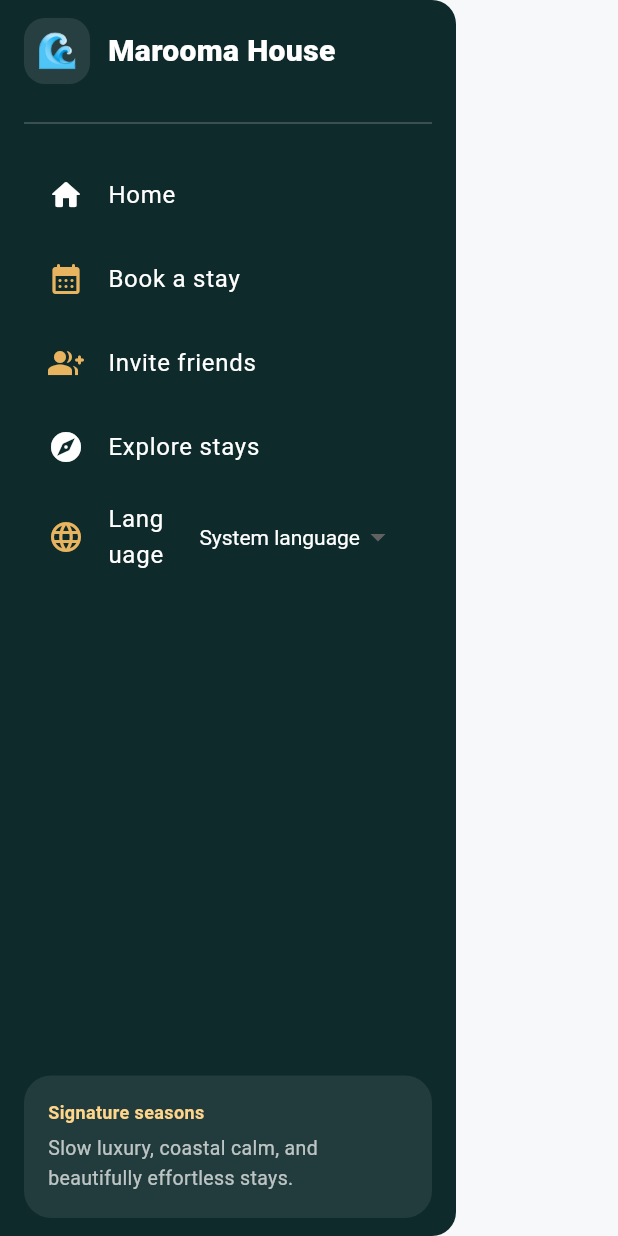
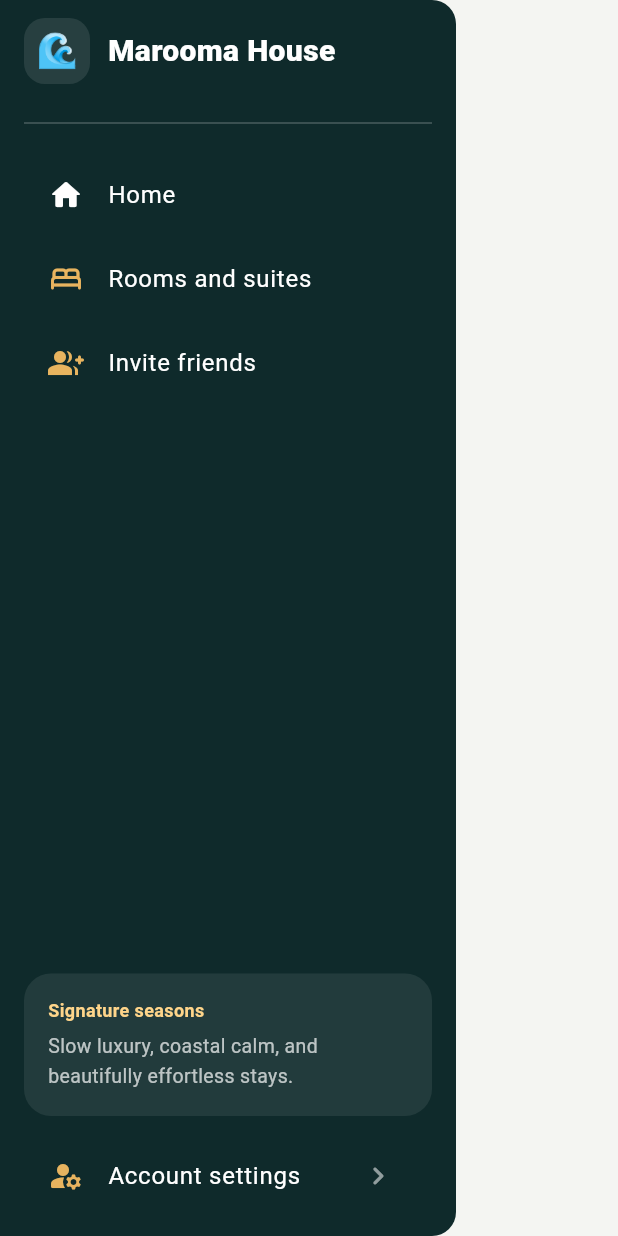
Before and after one commit to Marom313/marooma_house_mobile, a Flutter app: the _HomeDrawer widget shown alone on an empty page, opened directly, on a phone screen of 412 x 824 dp. Run offline on Flutter 3.47's test engine with Material 3 defaults, Android fonts, the phone set to English and light mode, and no system bars; our stand-ins replace cloud_firestore, firebase_auth, firebase_core, get_it, shared_preferences; accounts and stored records are empty; network calls fail.

Commit message:
feat: refine mobile navigation and settings experience

```diff
--- a/lib/app/app.dart
+++ b/lib/app/app.dart
@@ -10,17 +10,24 @@ import '../features/booking/booking_view_model/booking_view_model.dart';
 import '../features/invites/invites_view_model/invite_view_model.dart';
 import '../l10n/app_localizations.dart';
 import 'locale_controller.dart';
+import 'theme_controller.dart';
 
 class App extends StatelessWidget {
-  const App({required this.localeController, super.key});
+  const App({
+    required this.localeController,
+    required this.themeController,
+    super.key,
+  });
 
   final LocaleController localeController;
+  final ThemeController themeController;
 
   @override
   Widget build(BuildContext context) {
     return MultiProvider(
       providers: [
         ChangeNotifierProvider.value(value: localeController),
+        ChangeNotifierProvider.value(value: themeController),
         ChangeNotifierProvider<AuthViewModel>(
           create: (_) {
             if (getIt.isRegistered<AuthViewModel>()) {
@@ -36,11 +43,12 @@ class App extends StatelessWidget {
           create: (_) => getIt<InviteViewModel>(),
         ),
       ],
-      child: Consumer<LocaleController>(
-        builder: (context, localeController, _) => MaterialApp(
+      child: Consumer2<LocaleController, ThemeController>(
+        builder: (context, localeController, themeController, _) => MaterialApp(
           onGenerateTitle: (context) => AppLocalizations.of(context)!.appName,
           theme: AppTheme.lightTheme,
           darkTheme: AppTheme.darkTheme,
+          themeMode: themeController.themeMode,
           locale: localeController.locale,
           localizationsDelegates: AppLocalizations.localizationsDelegates,
           supportedLocales: AppLocalizations.supportedLocales,
--- /dev/null
+++ b/lib/app/theme_controller.dart
@@ -0,0 +1,26 @@
+import 'package:flutter/material.dart';
+import 'package:shared_preferences/shared_preferences.dart';
+
+class ThemeController extends ChangeNotifier {
+  ThemeController(this._preferences)
+    : _themeMode = _readThemeMode(_preferences.getString(_themeKey));
+
+  static const _themeKey = 'theme_mode';
+  final SharedPreferences _preferences;
+  ThemeMode _themeMode;
+
+  ThemeMode get themeMode => _themeMode;
+
+  Future<void> setThemeMode(ThemeMode mode) async {
+    if (_themeMode == mode) return;
+    _themeMode = mode;
+    notifyListeners();
+    await _preferences.setString(_themeKey, mode.name);
+  }
+
+  static ThemeMode _readThemeMode(String? value) => switch (value) {
+    'light' => ThemeMode.light,
+    'dark' => ThemeMode.dark,
+    _ => ThemeMode.system,
+  };
+}
--- a/lib/core/theme/app_theme.dart
+++ b/lib/core/theme/app_theme.dart
@@ -1,9 +1,9 @@
 import 'package:flutter/material.dart';
 
 class AppColors {
-  static const primary = Color(0xFF0A6CF0);
-  static const accent = Color(0xFFFFA726);
-  static const background = Color(0xFFF7F8FA);
+  static const primary = Color(0xFF163D3E);
+  static const accent = Color(0xFFE8B45F);
+  static const background = Color(0xFFF4F5F2);
 }
 
 class AppTheme {
@@ -11,14 +11,21 @@ class AppTheme {
     brightness: Brightness.light,
     primaryColor: AppColors.primary,
     scaffoldBackgroundColor: AppColors.background,
-    colorScheme: ColorScheme.fromSwatch(
-      primarySwatch: Colors.blue,
-    ).copyWith(secondary: AppColors.accent),
+    colorScheme: ColorScheme.fromSeed(
+      seedColor: AppColors.primary,
+      brightness: Brightness.light,
+    ).copyWith(primary: AppColors.primary, secondary: AppColors.accent),
+    useMaterial3: true,
   );
 
   static final ThemeData darkTheme = ThemeData(
     brightness: Brightness.dark,
     primaryColor: AppColors.primary,
-    scaffoldBackgroundColor: Colors.black,
+    scaffoldBackgroundColor: const Color(0xFF091C1E),
+    colorScheme: ColorScheme.fromSeed(
+      seedColor: AppColors.primary,
+      brightness: Brightness.dark,
+    ).copyWith(primary: const Color(0xFF80B8B5), secondary: AppColors.accent),
+    useMaterial3: true,
   );
 }
--- a/lib/l10n/app_en.arb
+++ b/lib/l10n/app_en.arb
@@ -8,6 +8,10 @@
   "inviteFriends": "Invite friends",
   "exploreStays": "Explore stays",
   "accountSettings": "Account settings",
+  "appearance": "Appearance",
+  "systemTheme": "System",
+  "lightTheme": "Light",
+  "darkTheme": "Dark",
   "language": "Language",
   "systemLanguage": "System language",
   "english": "English",
@@ -20,6 +24,13 @@
   "heroBody": "Sun-kissed suites, local experiences, and slower luxury for the way you actually travel.",
   "peopleLovingIt": "People loving it",
   "featuredEscapes": "Featured escapes",
+  "roomsIntro": "Six distinct stays, from bright boutique rooms to panoramic hilltop suites.",
+  "houseAmenities": "Everything for an easy stay",
+  "houseAmenitiesBody": "Breakfast made fresh, a private pool, fast Wi-Fi, thoughtful local recommendations, and a team nearby when you need us.",
+  "ourStory": "A slower kind of hospitality",
+  "ourStoryBody": "Marooma House is designed around light, calm, and genuine connection to the coast. Every room has its own character while sharing the same attentive service.",
+  "planYourStay": "Ready for the coast?",
+  "planYourStayBody": "Choose your room, select your dates, and let us take care of the details.",
   "sunsetBrunch": "Sunset brunch",
   "poolsideLaughs": "Poolside laughs",
   "beachDinners": "Beach dinners",
--- a/lib/l10n/app_localizations.dart
+++ b/lib/l10n/app_localizations.dart
@@ -148,6 +148,30 @@ abstract class AppLocalizations {
   /// **'Account settings'**
   String get accountSettings;
 
+  /// No description provided for @appearance.
+  ///
+  /// In en, this message translates to:
+  /// **'Appearance'**
+  String get appearance;
+
+  /// No description provided for @systemTheme.
+  ///
+  /// In en, this message translates to:
+  /// **'System'**
+  String get systemTheme;
+
+  /// No description provided for @lightTheme.
+  ///
+  /// In en, this message translates to:
+  /// **'Light'**
+  String get lightTheme;
+
+  /// No description provided for @darkTheme.
+  ///
+  /// In en, this message translates to:
+  /// **'Dark'**
+  String get darkTheme;
+
   /// No description provided for @language.
   ///
   /// In en, this message translates to:
@@ -219,6 +243,48 @@ abstract class AppLocalizations {
   /// In en, this message translates to:
   /// **'Featured escapes'**
   String get featuredEscapes;
+
+  /// No description provided for @roomsIntro.
+  ///
+  /// In en, this message translates to:
+  /// **'Six distinct stays, from bright boutique rooms to panoramic hilltop suites.'**
+  String get roomsIntro;
+
+  /// No description provided for @houseAmenities.
+  ///
+  /// In en, this message translates to:
+  /// **'Everything for an easy stay'**
+  String get houseAmenities;
+
+  /// No description provided for @houseAmenitiesBody.
+  ///
+  /// In en, this message translates to:
+  /// **'Breakfast made fresh, a private pool, fast Wi-Fi, thoughtful local recommendations, and a team nearby when you need us.'**
+  String get houseAmenitiesBody;
+
+  /// No description provided for @ourStory.
+  ///
+  /// In en, this message translates to:
+  /// **'A slower kind of hospitality'**
+  String get ourStory;
+
+  /// No description provided for @ourStoryBody.
+  ///
+  /// In en, this message translates to:
+  /// **'Marooma House is designed around light, calm, and genuine connection to the coast. Every room has its own character while sharing the same attentive service.'**
+  String get ourStoryBody;
+
+  /// No description provided for @planYourStay.
+  ///
+  /// In en, this message translates to:
+  /// **'Ready for the coast?'**
+  String get planYourStay;
+
+  /// No description provided for @planYourStayBody.
+  ///
+  /// In en, this message translates to:
+  /// **'Choose your room, select your dates, and let us take care of the details.'**
+  String get planYourStayBody;
 
   /// No description provided for @sunsetBrunch.
   ///
```
Also changed, not shown: lib/features/home/home_view/home_view.dart (+249 -90 lines), lib/features/settings/settings_view/account_settings_view.dart (added, +80 -0 lines), lib/l10n/app_he.arb (+11 -0 lines), lib/l10n/app_localizations_en.dart (+37 -0 lines), lib/l10n/app_localizations_he.dart (+36 -0 lines), lib/l10n/app_localizations_ru.dart (+37 -0 lines), lib/l10n/app_ru.arb (+11 -0 lines), lib/main.dart (+7 -1 lines), 5 other files.
